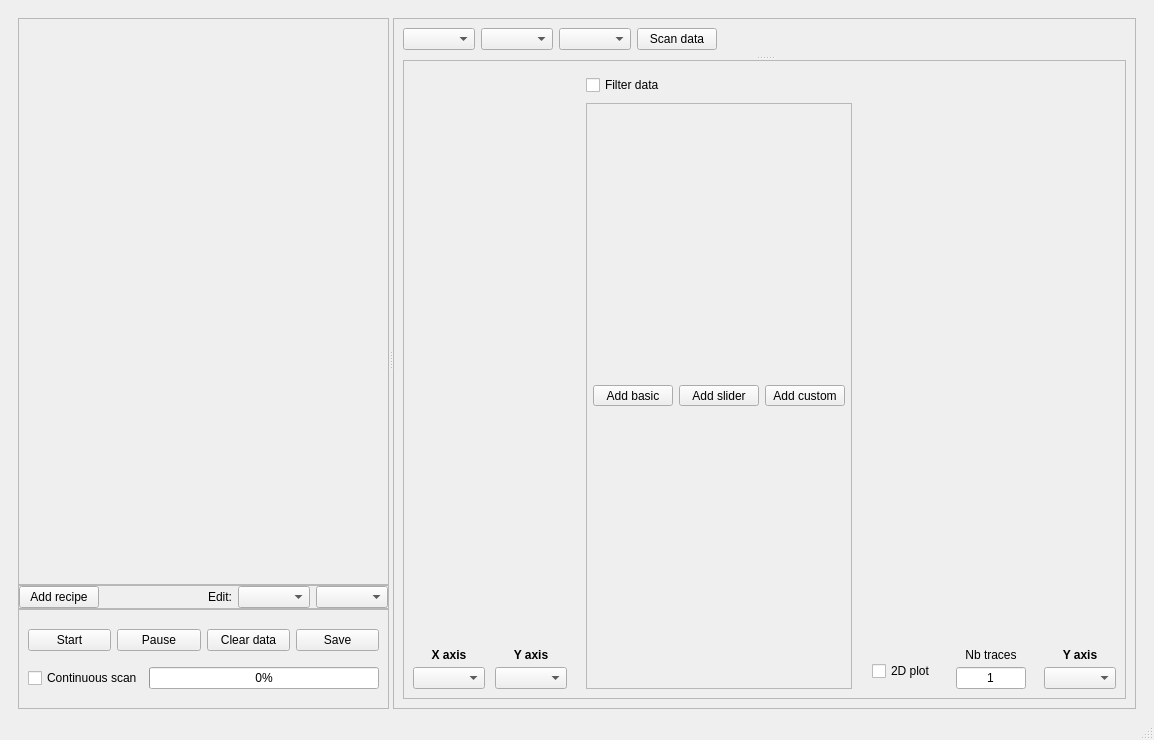
autolab-project/autolab, file autolab/core/gui/scanning/interface.ui: the form before one commit.
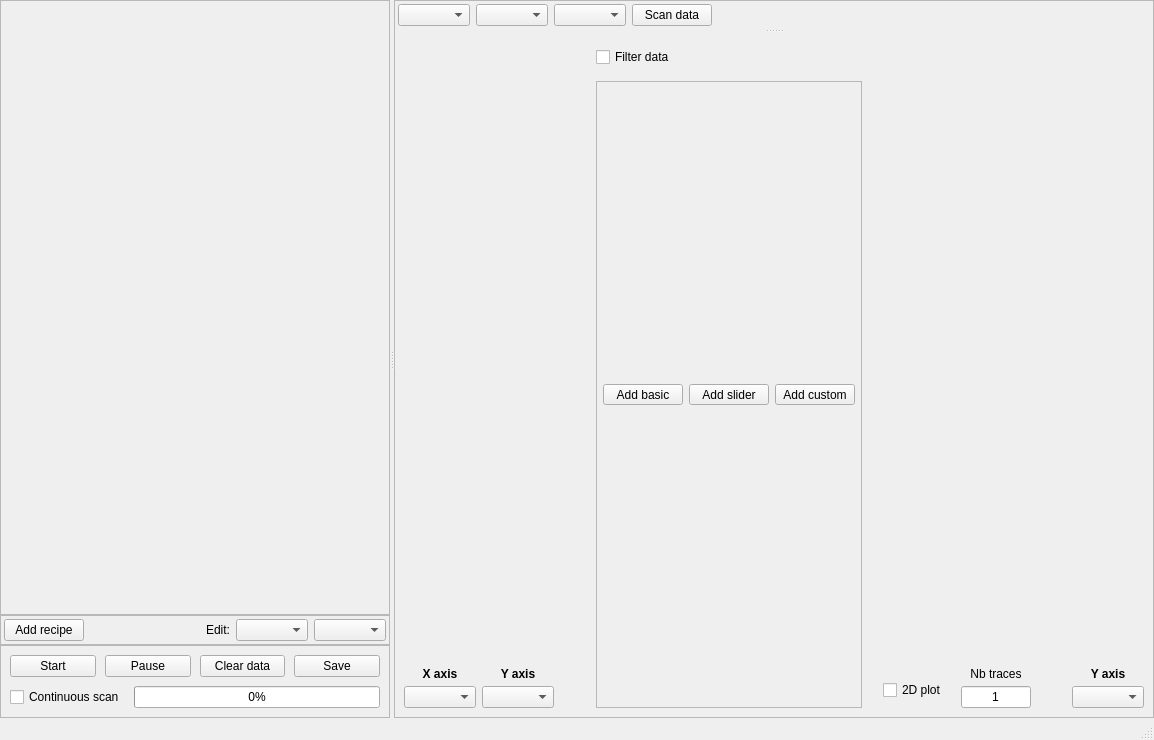
The form after the commit.

Commit message:
add action parameter type in tooltip + gui resize
- display type of action parameter in tooltip
- tweak gui sizes (simplify layout)

Patch:
```diff
--- a/autolab/core/gui/scanning/interface.ui
+++ b/autolab/core/gui/scanning/interface.ui
@@ -21,7 +21,19 @@
      <pointsize>9</pointsize>
     </font>
    </property>
-   <layout class="QVBoxLayout" name="verticalLayout_10">
+   <layout class="QVBoxLayout" name="verticalLayout_5">
+    <property name="leftMargin">
+     <number>0</number>
+    </property>
+    <property name="topMargin">
+     <number>0</number>
+    </property>
+    <property name="rightMargin">
+     <number>0</number>
+    </property>
+    <property name="bottomMargin">
+     <number>0</number>
+    </property>
     <item>
      <widget class="QSplitter" name="splitter">
       <property name="orientation">
@@ -32,6 +44,12 @@
         <property name="spacing">
          <number>0</number>
         </property>
+        <property name="leftMargin">
+         <number>0</number>
+        </property>
+        <property name="topMargin">
+         <number>0</number>
+        </property>
         <property name="rightMargin">
          <number>0</number>
         </property>
@@ -63,8 +81,8 @@
                <rect>
                 <x>0</x>
                 <y>0</y>
-                <width>357</width>
-                <height>543</height>
+                <width>361</width>
+                <height>588</height>
                </rect>
               </property>
               <layout class="QVBoxLayout" name="verticalLayout_recipe">
@@ -95,21 +113,19 @@
           <property name="frameShadow">
            <enum>QFrame::Raised</enum>
           </property>
-          <layout class="QVBoxLayout" name="verticalLayout_2">
-           <property name="leftMargin">
-            <number>0</number>
-           </property>
-           <property name="topMargin">
-            <number>0</number>
-           </property>
-           <property name="rightMargin">
-            <number>0</number>
-           </property>
-           <property name="bottomMargin">
-            <number>0</number>
-           </property>
-           <item>
             <layout class="QHBoxLayout" name="horizontalLayout_5">
+           <property name="leftMargin">
+            <number>3</number>
+           </property>
+           <property name="topMargin">
+            <number>3</number>
+           </property>
+           <property name="rightMargin">
+            <number>3</number>
+           </property>
+           <property name="bottomMargin">
+            <number>3</number>
+           </property>
              <item>
               <widget class="QPushButton" name="addRecipe_pushButton">
                <property name="text">
@@ -124,7 +140,7 @@
                </property>
                <property name="sizeHint" stdset="0">
                 <size>
-                 <width>0</width>
+               <width>82</width>
                  <height>20</height>
                 </size>
                </property>
@@ -139,6 +155,12 @@
              </item>
              <item>
               <widget class="QComboBox" name="selectRecipe_comboBox">
+             <property name="minimumSize">
+              <size>
+               <width>0</width>
+               <height>21</height>
+              </size>
+             </property>
                <property name="toolTip">
                 <string>Name of recipe that receive variables from Control Panel</string>
                </property>
@@ -149,6 +171,12 @@
              </item>
              <item>
               <widget class="QComboBox" name="selectParameter_comboBox">
+             <property name="minimumSize">
+              <size>
+               <width>0</width>
+               <height>21</height>
+              </size>
+             </property>
                <property name="toolTip">
                 <string>Name of parameter that receive variables from Control Panel</string>
                </property>
@@ -158,28 +186,17 @@
               </widget>
              </item>
             </layout>
-           </item>
-          </layout>
          </widget>
         </item>
         <item>
          <widget class="QFrame" name="frame_4">
-          <property name="minimumSize">
-           <size>
-            <width>0</width>
-            <height>100</height>
-           </size>
-          </property>
-          <property name="maximumSize">
-           <size>
-            <width>16777215</width>
-            <height>100</height>
-           </size>
-          </property>
           <property name="frameShape">
            <enum>QFrame::StyledPanel</enum>
           </property>
           <layout class="QVBoxLayout" name="verticalLayout_4">
+           <property name="spacing">
+            <number>9</number>
+           </property>
            <item>
             <layout class="QHBoxLayout" name="horizontalLayout_3">
              <item>
@@ -277,30 +294,66 @@
        <property name="cursor">
         <cursorShape>ArrowCursor</cursorShape>
        </property>
+       <property name="frameShape">
+        <enum>QFrame::StyledPanel</enum>
+       </property>
+       <property name="frameShadow">
+        <enum>QFrame::Sunken</enum>
+       </property>
        <layout class="QVBoxLayout" name="verticalLayout_16">
+        <property name="spacing">
+         <number>0</number>
+        </property>
         <property name="leftMargin">
          <number>0</number>
         </property>
+        <property name="topMargin">
+         <number>0</number>
+        </property>
+        <property name="rightMargin">
+         <number>0</number>
+        </property>
         <property name="bottomMargin">
          <number>0</number>
         </property>
-        <item>
-         <widget class="QFrame" name="frame_7">
-          <property name="frameShape">
-           <enum>QFrame::StyledPanel</enum>
-          </property>
-          <layout class="QVBoxLayout" name="verticalLayout_5">
            <item>
             <layout class="QHBoxLayout" name="horizontalLayout_2">
+          <property name="spacing">
+           <number>6</number>
+          </property>
+          <property name="leftMargin">
+           <number>3</number>
+          </property>
+          <property name="topMargin">
+           <number>3</number>
+          </property>
+          <property name="bottomMargin">
+           <number>3</number>
+          </property>
              <item>
               <widget class="QComboBox" name="data_comboBox">
+            <property name="minimumSize">
+             <size>
+              <width>0</width>
+              <height>21</height>
+             </size>
+            </property>
                <property name="toolTip">
                 <string>Select the scan to display</string>
                </property>
+            <property name="sizeAdjustPolicy">
+             <enum>QComboBox::AdjustToContents</enum>
+            </property>
               </widget>
              </item>
              <item>
               <widget class="QComboBox" name="scan_recipe_comboBox">
+            <property name="minimumSize">
+             <size>
+              <width>0</width>
+              <height>21</height>
+             </size>
+            </property>
                <property name="sizeAdjustPolicy">
                 <enum>QComboBox::AdjustToContents</enum>
                </property>
@@ -308,6 +361,12 @@
              </item>
              <item>
               <widget class="QComboBox" name="dataframe_comboBox">
+            <property name="minimumSize">
+             <size>
+              <width>0</width>
+              <height>21</height>
+             </size>
+            </property>
                <property name="sizeAdjustPolicy">
                 <enum>QComboBox::AdjustToContents</enum>
                </property>
@@ -347,21 +406,10 @@
               <layout class="QVBoxLayout" name="graph"/>
              </widget>
              <widget class="QFrame" name="frameAxis">
-              <property name="minimumSize">
-               <size>
-                <width>0</width>
-                <height>65</height>
-               </size>
-              </property>
               <property name="frameShape">
-               <enum>QFrame::StyledPanel</enum>
-              </property>
-              <layout class="QVBoxLayout" name="verticalLayout_9">
-               <item>
+            <enum>QFrame::NoFrame</enum>
+           </property>
                 <layout class="QHBoxLayout" name="horizontalLayout_6">
-                 <property name="spacing">
-                  <number>0</number>
-                 </property>
                  <item>
                   <layout class="QVBoxLayout" name="verticalLayout_11">
                    <property name="spacing">
@@ -388,6 +436,12 @@
                    </item>
                    <item>
                     <widget class="QComboBox" name="variable_x_comboBox">
+                <property name="minimumSize">
+                 <size>
+                  <width>0</width>
+                  <height>21</height>
+                 </size>
+                </property>
                      <property name="sizeAdjustPolicy">
                       <enum>QComboBox::AdjustToContents</enum>
                      </property>
@@ -405,7 +459,7 @@
                    </property>
                    <property name="sizeHint" stdset="0">
                     <size>
-                     <width>10</width>
+                <width>0</width>
                      <height>20</height>
                     </size>
                    </property>
@@ -437,6 +491,12 @@
                    </item>
                    <item>
                     <widget class="QComboBox" name="variable_x2_comboBox">
+                <property name="minimumSize">
+                 <size>
+                  <width>0</width>
+                  <height>21</height>
+                 </size>
+                </property>
                      <property name="sizeAdjustPolicy">
                       <enum>QComboBox::AdjustToContents</enum>
                      </property>
@@ -451,7 +511,7 @@
                    </property>
                    <property name="sizeHint" stdset="0">
                     <size>
-                     <width>0</width>
+                <width>1</width>
                      <height>20</height>
                     </size>
                    </property>
@@ -467,7 +527,7 @@
                    </property>
                    <property name="sizeHint" stdset="0">
                     <size>
-                     <width>5</width>
+                <width>13</width>
                      <height>20</height>
                     </size>
                    </property>
@@ -531,7 +591,7 @@
                         <x>0</x>
                         <y>0</y>
                         <width>259</width>
-                        <height>533</height>
+                   <height>583</height>
                        </rect>
                       </property>
                       <layout class="QVBoxLayout" name="verticalLayout_14">
@@ -668,7 +728,7 @@
                    </property>
                    <property name="sizeHint" stdset="0">
                     <size>
-                     <width>5</width>
+                <width>13</width>
                      <height>20</height>
                     </size>
                    </property>
@@ -684,7 +744,7 @@
                    </property>
                    <property name="sizeHint" stdset="0">
                     <size>
-                     <width>15</width>
+                <width>2</width>
                      <height>20</height>
                     </size>
                    </property>
@@ -743,7 +803,7 @@
                    </property>
                    <property name="sizeHint" stdset="0">
                     <size>
-                     <width>20</width>
+                <width>8</width>
                      <height>20</height>
                     </size>
                    </property>
@@ -804,7 +864,7 @@
                    </property>
                    <property name="sizeHint" stdset="0">
                     <size>
-                     <width>5</width>
+                <width>13</width>
                      <height>20</height>
                     </size>
                    </property>
@@ -849,6 +909,12 @@
                    </item>
                    <item>
                     <widget class="QComboBox" name="variable_y_comboBox">
+                <property name="minimumSize">
+                 <size>
+                  <width>0</width>
+                  <height>21</height>
+                 </size>
+                </property>
                      <property name="sizeAdjustPolicy">
                       <enum>QComboBox::AdjustToContents</enum>
                      </property>
@@ -857,12 +923,7 @@
                   </layout>
                  </item>
                 </layout>
-               </item>
-              </layout>
-             </widget>
-            </widget>
-           </item>
-          </layout>
+          </widget>
          </widget>
         </item>
        </layout>
```
Left out of the diff: 18 changed lines with no effect on the pictures. Lines whose indentation alone changed are shown as unchanged. The commit also changes 3 other files.
